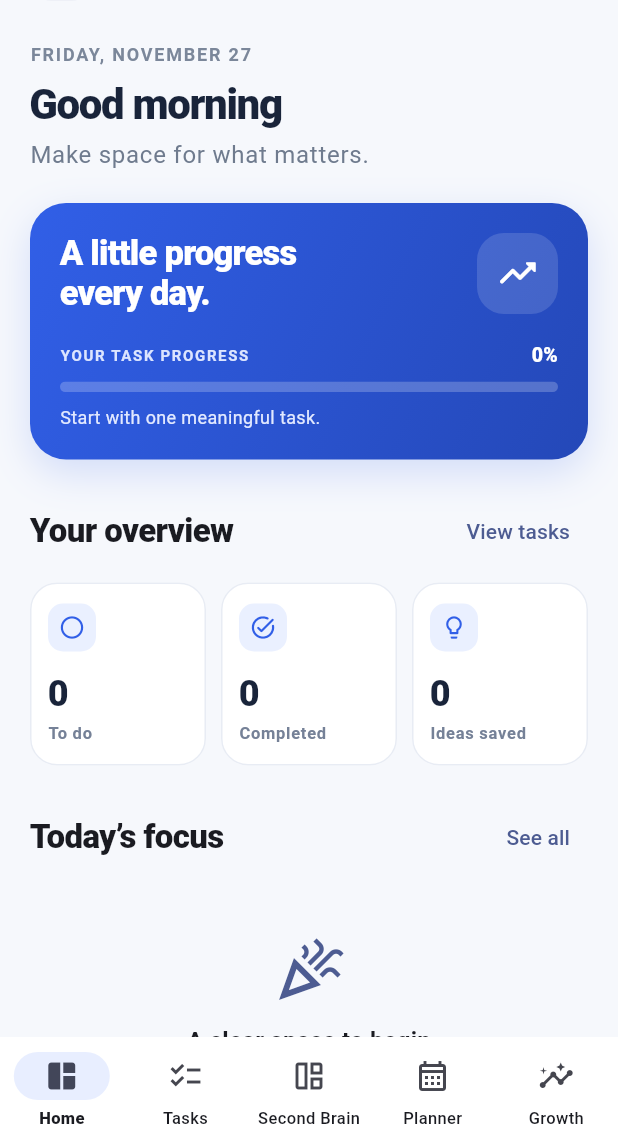
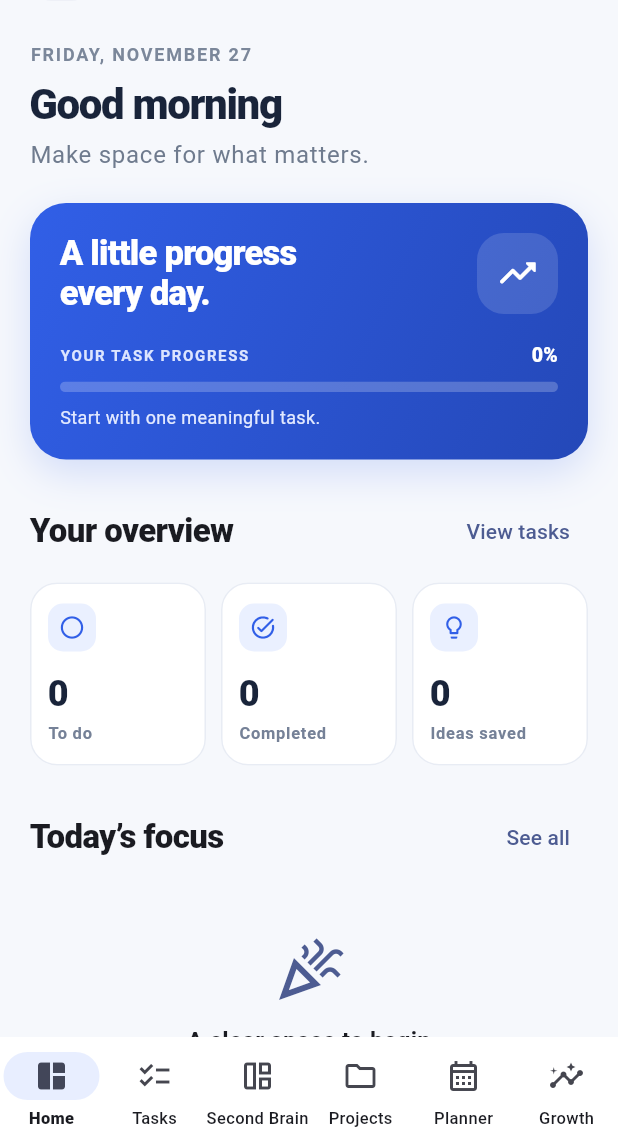
Before and after one commit to kiggundu256/LifeOs, a Flutter app: the screen it shows after launch, on a phone screen of 412 x 824 dp, the part 91-1236 px from its top. Run offline on Flutter 3.47's test engine with Material 3 defaults, Android fonts, the phone set to English and light mode, and no system bars; our stand-ins replace file_picker, flutter_local_notifications, open_filex, sqflite, timezone; accounts and stored records are empty.

Commit message:
Integrate Projects into LifeOS navigation

```diff
--- a/lib/main.dart
+++ b/lib/main.dart
@@ -5,6 +5,7 @@ import 'models/life_task.dart';
 import 'screens/performance_screen.dart';
 import 'screens/planner_screen.dart';
 import 'screens/brain_vault_screen.dart';
+import 'screens/projects_screen.dart';
 import 'services/reminder_service.dart';
 import 'repositories/lifeos_repository.dart';
 
@@ -76,9 +77,10 @@ class _LifeOsShellState extends State<LifeOsShell> {
   @override
   Widget build(BuildContext context) {
     final pages = <Widget>[
-      HomeScreen(key: _homeKey, repository: _repository, onNavigate: (index) { setState(() => _index = index); if (index == 3) _plannerKey.currentState?.refreshData(); }),
+      HomeScreen(key: _homeKey, repository: _repository, onNavigate: (index) { setState(() => _index = index); if (index == 4) _plannerKey.currentState?.refreshData(); }),
       TasksScreen(repository: _repository),
       BrainVaultScreen(repository: _repository),
+      const ProjectsScreen(),
       PlannerScreen(key: _plannerKey, repository: _repository),
       PerformanceScreen(key: _performanceKey, repository: _repository),
     ];
@@ -89,13 +91,14 @@ class _LifeOsShellState extends State<LifeOsShell> {
         onDestinationSelected: (value) {
           setState(() => _index = value);
           if (value == 0) _homeKey.currentState?.refreshData();
-          if (value == 3) _plannerKey.currentState?.refreshData();
-          if (value == 4) _performanceKey.currentState?.refreshData();
+          if (value == 4) _plannerKey.currentState?.refreshData();
+          if (value == 5) _performanceKey.currentState?.refreshData();
         },
         destinations: const [
           NavigationDestination(icon: Icon(Icons.space_dashboard_outlined), selectedIcon: Icon(Icons.space_dashboard), label: 'Home'),
           NavigationDestination(icon: Icon(Icons.checklist_outlined), selectedIcon: Icon(Icons.checklist), label: 'Tasks'),
           NavigationDestination(icon: Icon(Icons.auto_awesome_mosaic_outlined), selectedIcon: Icon(Icons.auto_awesome_mosaic), label: 'Second Brain'),
+          NavigationDestination(icon: Icon(Icons.folder_outlined), selectedIcon: Icon(Icons.folder), label: 'Projects'),
           NavigationDestination(icon: Icon(Icons.calendar_month_outlined), selectedIcon: Icon(Icons.calendar_month), label: 'Planner'),
           NavigationDestination(icon: Icon(Icons.insights_outlined), selectedIcon: Icon(Icons.insights), label: 'Growth'),
         ],
@@ -261,7 +264,7 @@ class _HomeScreenState extends State<HomeScreen> {
             Expanded(child: _QuickAction(icon: Icons.lightbulb_outline_rounded, label: 'Capture a note', onTap: () => widget.onNavigate(2))),
           ]),
           const SizedBox(height: 10),
-          _QuickAction(icon: Icons.calendar_month_rounded, label: 'Open Planner', onTap: () => widget.onNavigate(3)),
+          _QuickAction(icon: Icons.calendar_month_rounded, label: 'Open Planner', onTap: () => widget.onNavigate(4)),
           const SizedBox(height: 18),
           Container(
             padding: const EdgeInsets.all(16),
```
